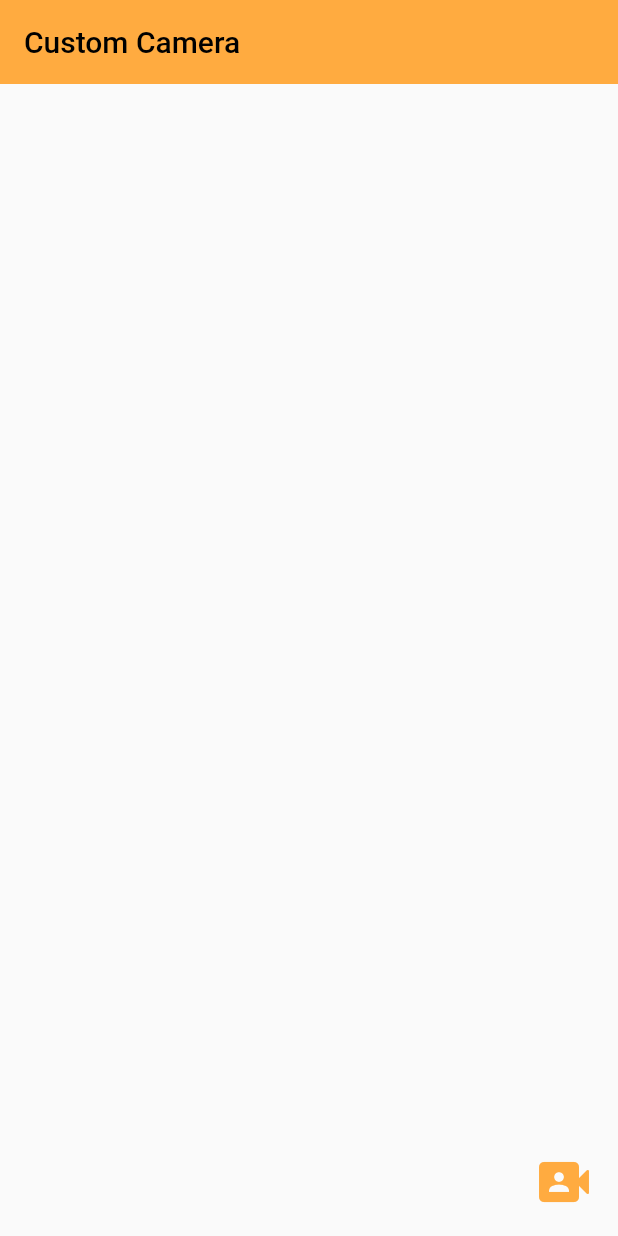
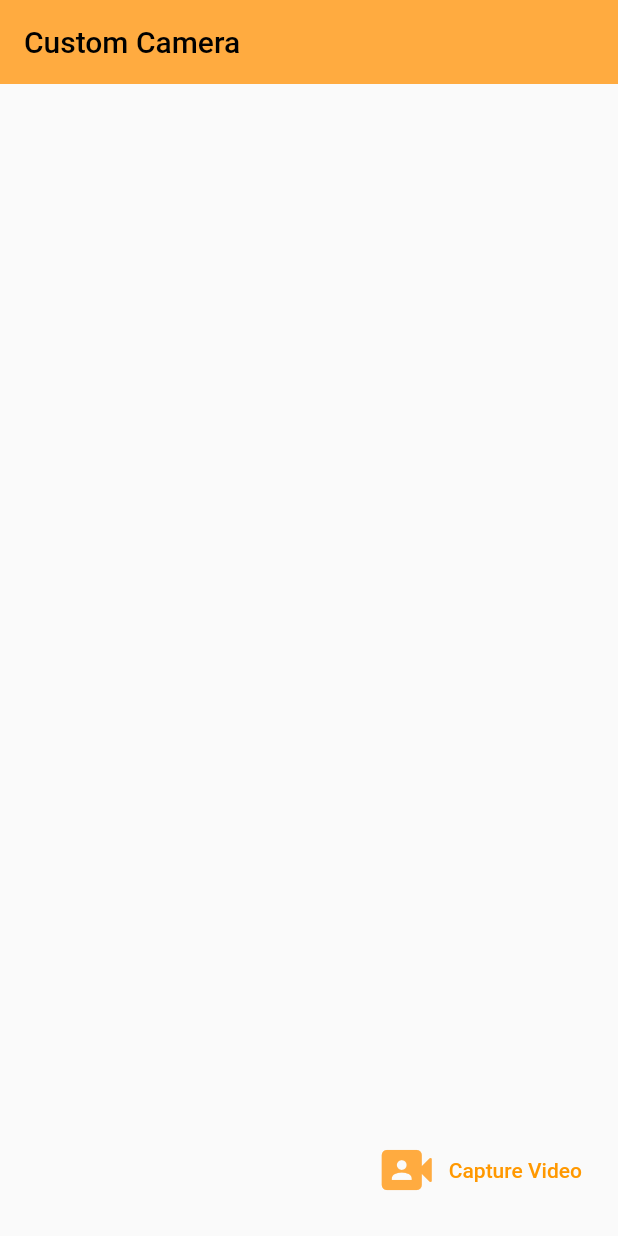
Before and after one commit to AbikMathew/Custom-Video-Camera, a Flutter app: the screen it shows after launch, on a phone screen of 412 x 824 dp. Run offline on Flutter 3.47's test engine with Material 2 defaults, Android fonts, the phone set to English and light mode, and no system bars; our stand-ins replace camera, get, video_player.

```diff
--- a/lib/view/home_page.dart
+++ b/lib/view/home_page.dart
@@ -35,7 +35,8 @@ class HomePage extends StatelessWidget {
                     },
                   )),
             )),
-        floatingActionButton: IconButton(
+        floatingActionButton: TextButton.icon(
+          label: const Text('Capture Video'),
             icon: const Icon(
               Icons.video_camera_front_rounded,
               color: Colors.orangeAccent,
```
